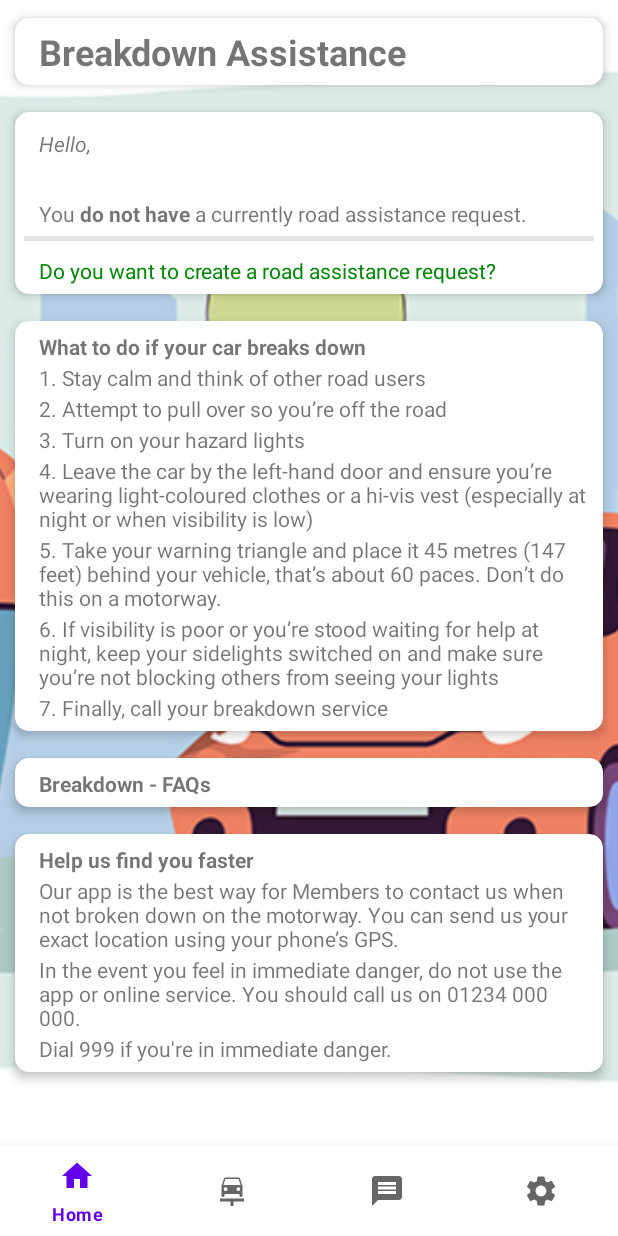
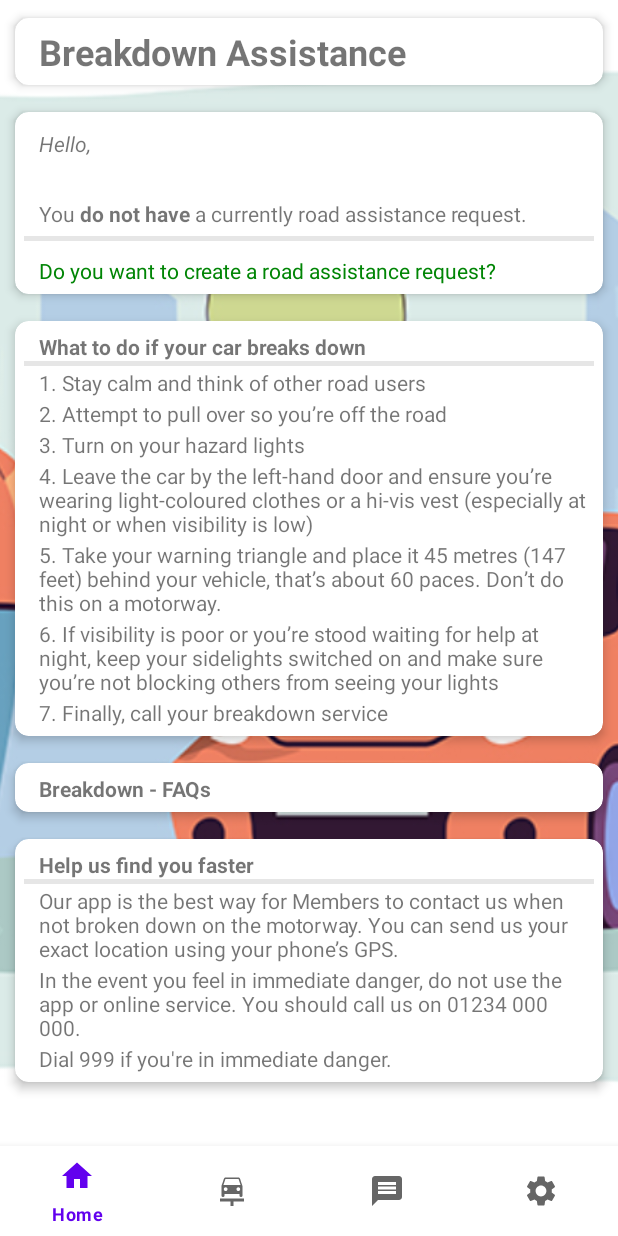
Before and after one commit to marifoglu/On-Road-Vehicle-Breakdown-Help-Assistant, an Android app: the screen it shows after launch once a user with an empty profile is signed in (MainActivity), on a phone screen of 412 x 824 dp. Run offline under Robolectric (Android 15) with nearby library versions, the phone set to English and light mode, and no system bars; our stand-ins replace Firebase (no records; nobody signed in at launch, a user with empty details on screens opened directly).

Commit message:
Some minor changes

```diff
--- a/app/src/main/java/com/darth/on_road_vehicle_breakdown_help/view/HomeFragment.kt
+++ b/app/src/main/java/com/darth/on_road_vehicle_breakdown_help/view/HomeFragment.kt
@@ -35,7 +35,6 @@ import kotlinx.coroutines.withContext
 class HomeFragment : Fragment(){
 
     private lateinit var binding: FragmentHomeBinding
-
 
     private lateinit var auth: FirebaseAuth
     private lateinit var db: FirebaseFirestore
@@ -82,8 +81,7 @@ class HomeFragment : Fragment(){
             //sendRescueData()
         }
         getUserInformation()
-        onClickButtons()
-
+        deleteRequest()
     }
     private fun getBinding(): FragmentHomeBinding {
         return binding
@@ -211,7 +209,7 @@ class HomeFragment : Fragment(){
             }
         }
     }
-    private fun onClickButtons() {
+    private fun deleteRequest() {
         binding.deleteRescueRequest.setOnClickListener {
             db.collection("Rescue").addSnapshotListener { value, error ->
                 if (error != null) {
--- a/app/src/main/res/layout/fragment_home.xml
+++ b/app/src/main/res/layout/fragment_home.xml
@@ -111,9 +111,8 @@
                 android:layout_height="3dp"
                 android:lineSpacingExtra="1dp"
                 android:paddingEnd="5dp"
-                android:background="@color/medium_grey">
+                android:background="@color/medium_grey"/>
 
-            </TextView>
             <TextView
                 android:id="@+id/addARescueRequest"
                 android:layout_width="wrap_content"
@@ -170,6 +169,13 @@
                 android:paddingStart="10dp"
                 android:text="@string/what_to_do_if_your_car_breaks_down"
                 android:textStyle="bold"/>
+            <TextView
+                android:layout_gravity="center_vertical|center_horizontal"
+                android:layout_width="match_parent"
+                android:layout_height="3dp"
+                android:lineSpacingExtra="1dp"
+                android:paddingEnd="5dp"
+                android:background="@color/medium_grey"/>
             <TextView
                 android:id="@+id/breakDownHead_01"
                 android:layout_width="wrap_content"
@@ -303,6 +309,13 @@
                 android:text="@string/help_us_find_you_faster"
                 android:textStyle="bold"/>
             <TextView
+                android:layout_gravity="center_vertical|center_horizontal"
+                android:layout_width="match_parent"
+                android:layout_height="3dp"
+                android:lineSpacingExtra="1dp"
+                android:paddingEnd="5dp"
+                android:background="@color/medium_grey"/>
+            <TextView
                 android:id="@+id/call_01"
                 android:layout_width="wrap_content"
                 android:layout_height="wrap_content"
```
Also changed, not shown: app/src/main/java/com/darth/on_road_vehicle_breakdown_help/view/RescueFragment.kt (+0 -12 lines).
